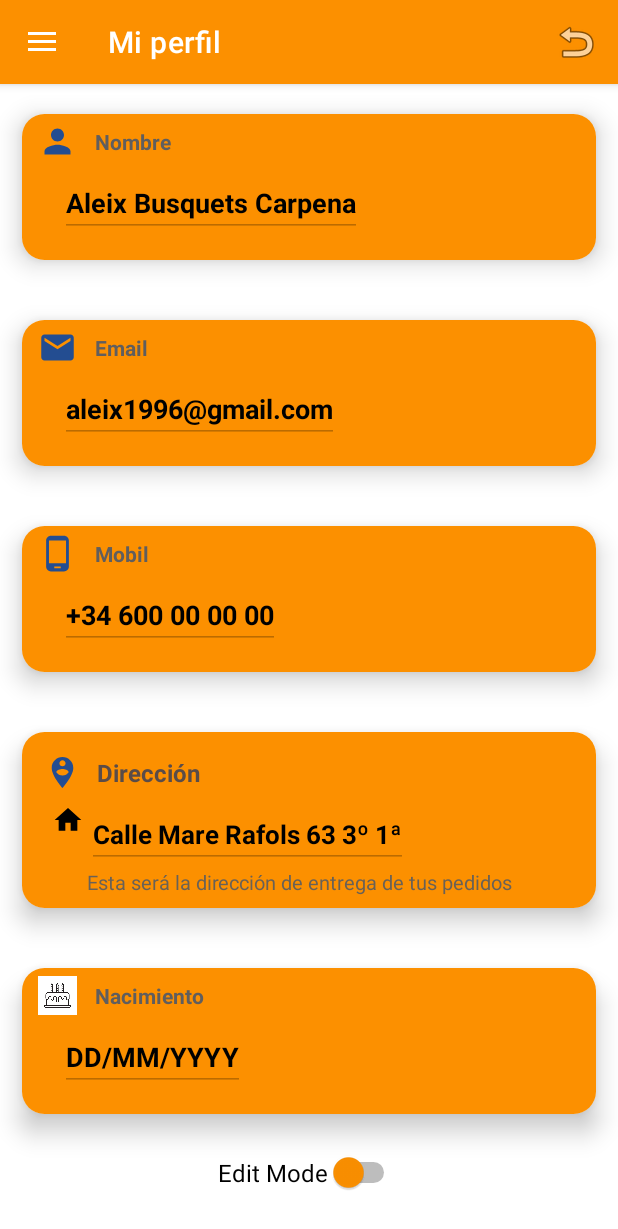
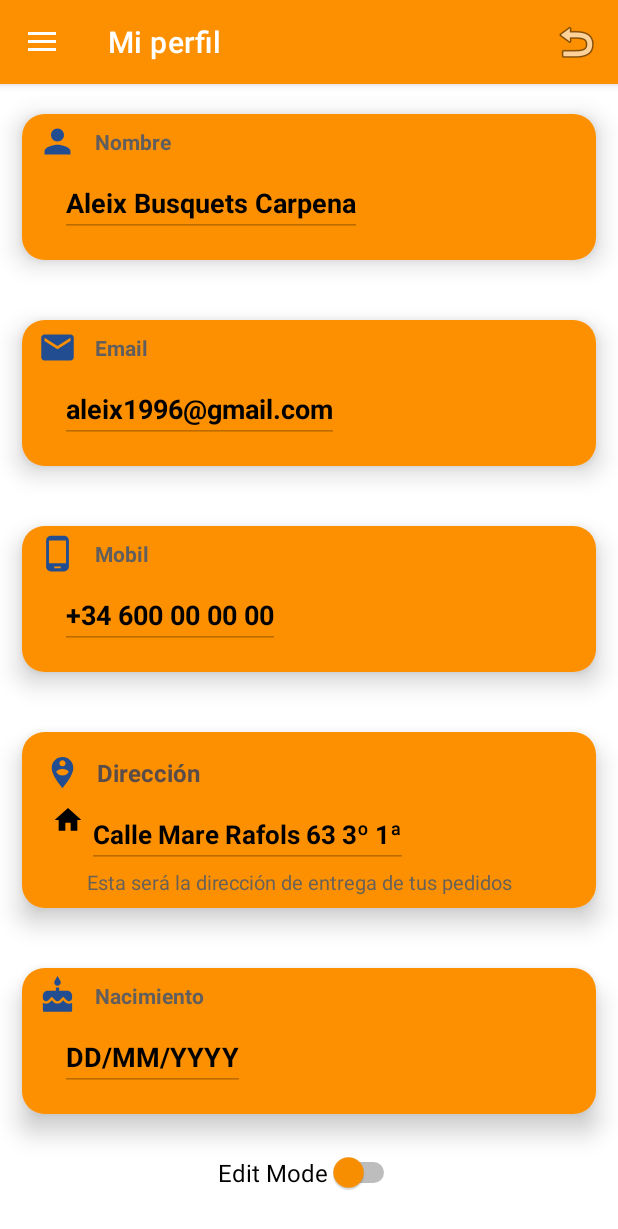
Before and after one commit to Shockynio/Trabajo_Final_Grupo_11_DAM, an Android app: the PerfilFragment screen opened through its navigation route, on a phone screen of 412 x 824 dp. Shown: the top 1229 px of the screen. Run offline under Robolectric (Android 15) with nearby library versions, the light colour scheme and no system bars; our stand-ins replace Volley, navigation-ui; network calls fail.

Commit message:
ICONO NACIMIENTO

```diff
--- /dev/null
+++ b/app/src/main/res/drawable/ic_nacimiento.xml
@@ -0,0 +1,5 @@
+<vector android:height="24dp" android:tint="#234D91"
+    android:viewportHeight="24" android:viewportWidth="24"
+    android:width="24dp" xmlns:android="http://schemas.android.com/apk/res/android">
+    <path android:fillColor="@android:color/white" android:pathData="M12,6c1.11,0 2,-0.9 2,-2 0,-0.38 -0.1,-0.73 -0.29,-1.03L12,0l-1.71,2.97c-0.19,0.3 -0.29,0.65 -0.29,1.03 0,1.1 0.9,2 2,2zM16.6,15.99l-1.07,-1.07 -1.08,1.07c-1.3,1.3 -3.58,1.31 -4.89,0l-1.07,-1.07 -1.09,1.07C6.75,16.64 5.88,17 4.96,17c-0.73,0 -1.4,-0.23 -1.96,-0.61L3,21c0,0.55 0.45,1 1,1h16c0.55,0 1,-0.45 1,-1v-4.61c-0.56,0.38 -1.23,0.61 -1.96,0.61 -0.92,0 -1.79,-0.36 -2.44,-1.01zM18,9h-5L13,7h-2v2L6,9c-1.66,0 -3,1.34 -3,3v1.54c0,1.08 0.88,1.96 1.96,1.96 0.52,0 1.02,-0.2 1.38,-0.57l2.14,-2.13 2.13,2.13c0.74,0.74 2.03,0.74 2.77,0l2.14,-2.13 2.13,2.13c0.37,0.37 0.86,0.57 1.38,0.57 1.08,0 1.96,-0.88 1.96,-1.96L20.99,12C21,10.34 19.66,9 18,9z"/>
+</vector>
--- a/app/src/main/res/layout/perfil_nacimiento.xml
+++ b/app/src/main/res/layout/perfil_nacimiento.xml
@@ -26,7 +26,7 @@
                 android:layout_height="30dp"
                 android:layout_marginStart="5dp"
                 android:padding="2dp"
-                android:src="@drawable/birthday" />
+                android:src="@drawable/ic_nacimiento" />
 
             <TextView
                 android:id="@+id/tv_pd_nacimiento2"
```
